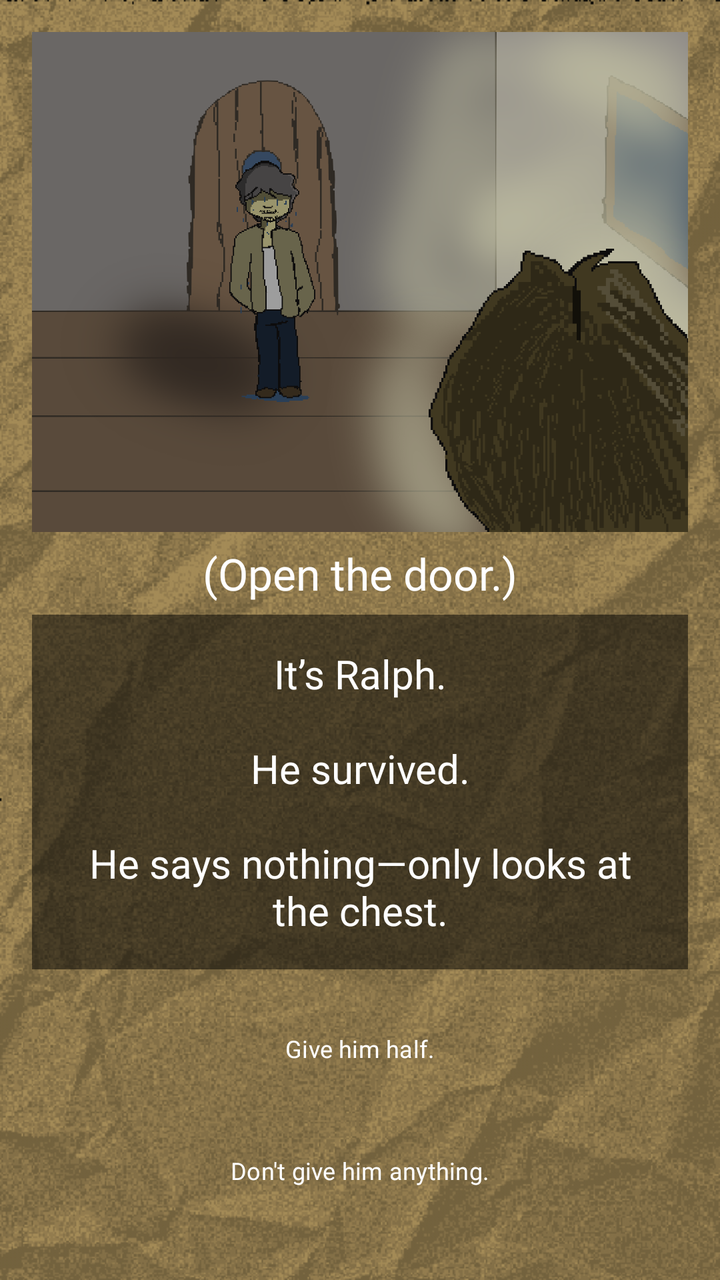
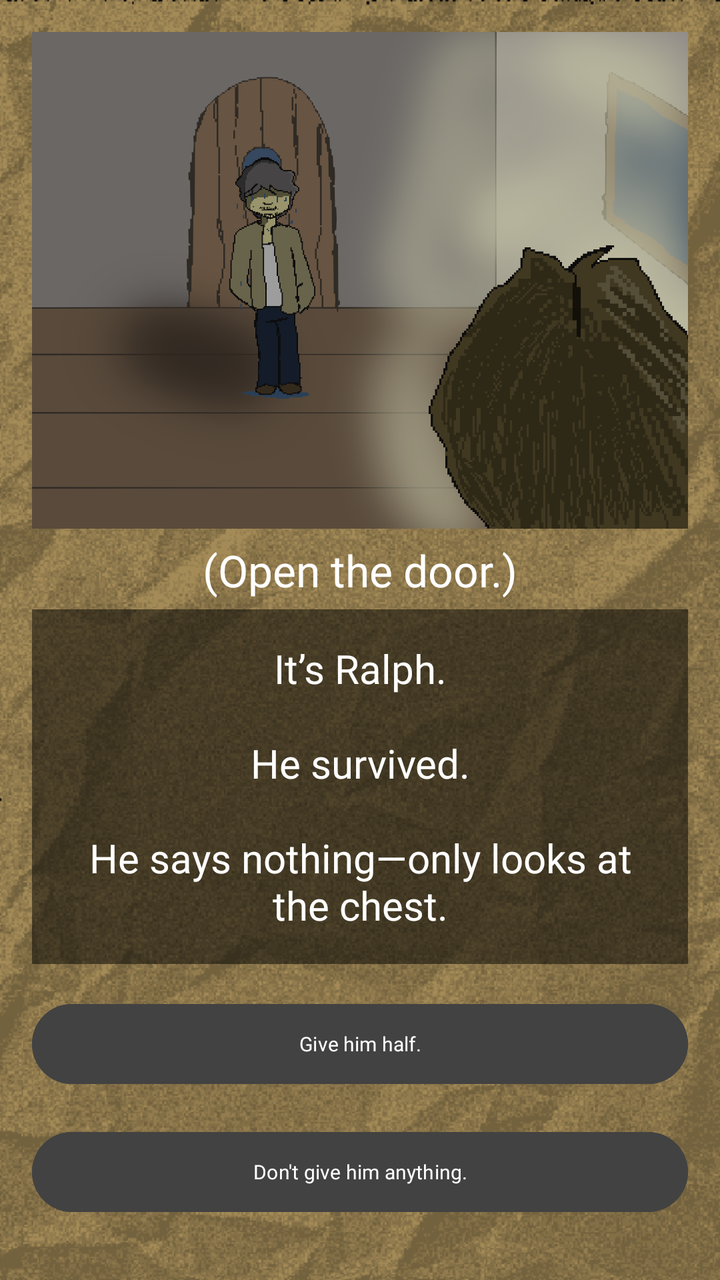

Two renders of the same Android screen: before a commit and after it. Below are the layout's source before the change and the commit's diff.
<!-- AndroidManifest.xml: application theme Theme.ChoiceQuest -->
<!-- res/layout/activity_page2_1_1_1_1_1_2_1_1.xml -->
<?xml version="1.0" encoding="utf-8"?>
<LinearLayout xmlns:android="http://schemas.android.com/apk/res/android"
    xmlns:app="http://schemas.android.com/apk/res-auto"
    xmlns:tools="http://schemas.android.com/tools"
    android:id="@+id/page2_1_1_1_1_1_2_1_1"
    android:layout_width="match_parent"
    android:layout_height="match_parent"
    android:gravity="center"
    android:orientation="vertical"
    android:background="@drawable/papertexture_"
    android:backgroundTint="#f8e7c2"
    android:backgroundTintMode="multiply"
    android:padding="16dp"
    tools:context=".Page2_1_1_1_1_1_2_1_1">

    <View
        android:layout_width="match_parent"
        android:layout_height="0dp"
        android:layout_weight="0.1"/>

    <ImageView
        android:id="@+id/imageView"
        android:layout_width="412dp"
        android:layout_height="250dp"
        android:src="@drawable/page2_1_1_1_1_1_2_1_1"/>

    <View
        android:layout_width="match_parent"
        android:layout_height="1dp"
        android:layout_weight="0.1"/>

    <TextView
        android:layout_width="match_parent"
        android:layout_height="wrap_content"
        android:gravity="center"
        android:fontFamily="@font/pixelspace"
        android:padding="5dp"
        android:text="(Open the door.)"
        android:textColor="@color/white"
        android:textSize="22sp" />

    <View
        android:layout_width="match_parent"
        android:layout_height="1dp"
        android:layout_weight="1"/>

    <TextView
        android:layout_width="match_parent"
        android:layout_height="wrap_content"
        android:id="@+id/tv_page2_1_1_1_1_1_2_1_1"
        android:fontFamily="@font/pixelgame_font"
        android:gravity="center"
        android:padding="16dp"
        android:background="#80000000"
        android:text="It’s Ralph.\n\nHe survived.\n\nHe says nothing—only looks at the chest."
        android:textColor="@color/white"
        android:textSize="20sp"
        android:layout_marginBottom="16dp"/>

    <View
        android:layout_width="match_parent"
        android:layout_height="1dp"
        android:layout_weight="1"/>

    <Button
        android:layout_width="412dp"
        android:layout_height="45dp"
        android:fontFamily="@font/quest_font"
        android:background="@android:color/transparent"
        android:textSize="12sp"
        android:layout_marginBottom="16dp"
        android:text="Give him half."
        android:onClick="page2_1_1_1_1_1_2_1_1_1" />

    <Button
        android:layout_width="412dp"
        android:layout_height="45dp"
        android:fontFamily="@font/quest_font"
        android:background="@android:color/transparent"
        android:textSize="12sp"
        android:layout_marginBottom="16dp"
        android:text="Don't give him anything."
        android:onClick="page2_1_1_1_1_1_2_1_1_2" />

    <View
        android:layout_width="match_parent"
        android:layout_height="0dp"
        android:layout_weight="1"/>

</LinearLayout>
<!-- resources referenced by this layout -->
<resources>
  <color name="white">#FFFFFF</color>
  <!-- drawable page2_1_1_1_1_1_2_1_1: png bitmap (drawable, 224293 bytes) -->
  <!-- drawable papertexture_: png bitmap (drawable, 156948 bytes) -->
  <style name="Theme.ChoiceQuest" parent="Base.Theme.ChoiceQuest" />
  <style name="Base.Theme.ChoiceQuest" parent="Theme.Material3.DayNight.NoActionBar">
          
          
      </style>
</resources>

<!-- the commit's change to res/layout/activity_page2_1_1_1_1_1_2_1_1.xml (unified diff, before → after) -->
@@ -63,21 +63,22 @@
         android:layout_weight="1"/>
 
     <Button
-        android:layout_width="412dp"
-        android:layout_height="45dp"
+        android:layout_width="match_parent"
+        android:layout_height="wrap_content"
         android:fontFamily="@font/quest_font"
-        android:background="@android:color/transparent"
-        android:textSize="12sp"
-        android:layout_marginBottom="16dp"
+        android:textSize="10sp"
+        android:textColor="@color/white"
+        android:backgroundTint="@color/cardview_dark_background"        android:layout_marginBottom="16dp"
         android:text="Give him half."
         android:onClick="page2_1_1_1_1_1_2_1_1_1" />
 
     <Button
-        android:layout_width="412dp"
-        android:layout_height="45dp"
+        android:layout_width="match_parent"
+        android:layout_height="wrap_content"
         android:fontFamily="@font/quest_font"
-        android:background="@android:color/transparent"
-        android:textSize="12sp"
+        android:textSize="10sp"
+        android:textColor="@color/white"
+        android:backgroundTint="@color/cardview_dark_background"
         android:layout_marginBottom="16dp"
         android:text="Don't give him anything."
         android:onClick="page2_1_1_1_1_1_2_1_1_2" />
